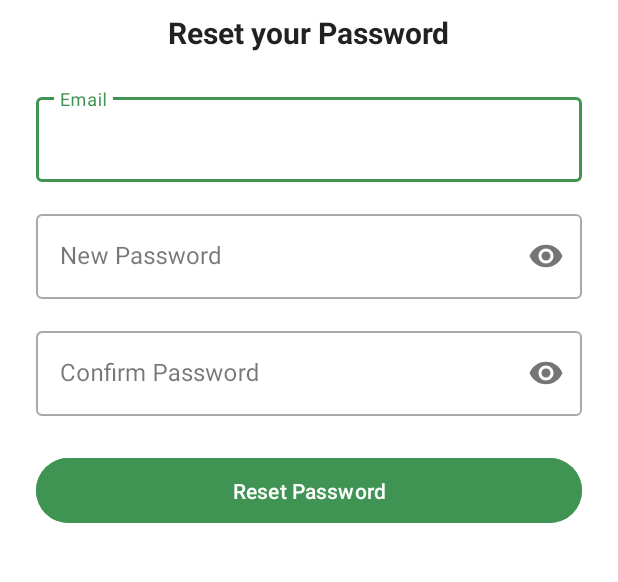
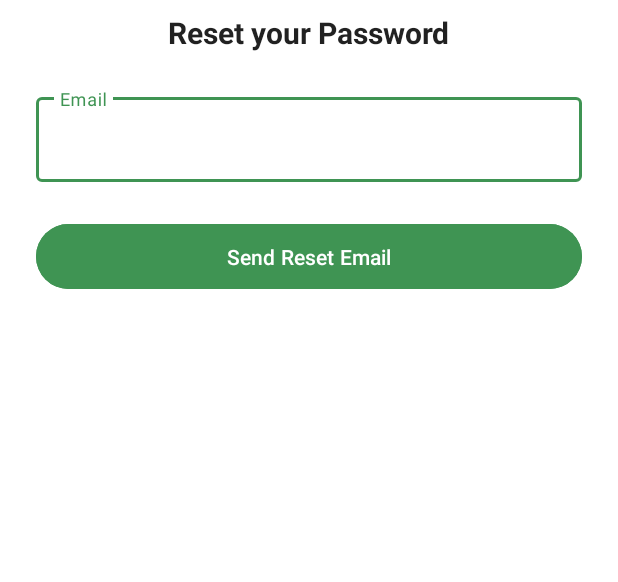
Before and after one commit to Sugarkoko/AlayaApp, an Android app: the ResetPasswordActivity screen opened directly, with no data from a screen before it, on a phone screen of 412 x 824 dp, the part 351-933 px from its top. Run offline under Robolectric (Android 15) with nearby library versions, the phone set to English and light mode, and no system bars; our stand-ins replace Firebase (no records; nobody signed in at launch, a user with empty details on screens opened directly); Roboto replaces fonts that are not available here.

Commit message:
implemented forgot password

```diff
--- a/app/src/main/res/layout/activity_reset_password.xml
+++ b/app/src/main/res/layout/activity_reset_password.xml
@@ -1,6 +1,5 @@
 <?xml version="1.0" encoding="utf-8"?>
-<androidx.constraintlayout.widget.ConstraintLayout
-    xmlns:android="http://schemas.android.com/apk/res/android"
+<androidx.constraintlayout.widget.ConstraintLayout xmlns:android="http://schemas.android.com/apk/res/android"
     xmlns:app="http://schemas.android.com/apk/res-auto"
     xmlns:tools="http://schemas.android.com/tools"
     android:layout_width="match_parent"
@@ -30,7 +29,6 @@
         app:layout_constraintEnd_toEndOf="parent"
         app:layout_constraintStart_toStartOf="parent"
         app:layout_constraintTop_toTopOf="parent" />
-
 
     <TextView
         android:id="@+id/form_title"
@@ -63,58 +61,20 @@
             android:inputType="textEmailAddress" />
     </com.google.android.material.textfield.TextInputLayout>
 
-    <com.google.android.material.textfield.TextInputLayout
-        android:id="@+id/password_layout"
-        style="@style/Widget.MaterialComponents.TextInputLayout.OutlinedBox"
-        android:layout_width="0dp"
-        android:layout_height="wrap_content"
-        android:layout_marginTop="16dp"
-        android:hint="New Password"
-        app:layout_constraintEnd_toEndOf="parent"
-        app:layout_constraintStart_toStartOf="parent"
-        app:layout_constraintTop_toBottomOf="@id/email_layout"
-        app:passwordToggleEnabled="true">
-
-        <com.google.android.material.textfield.TextInputEditText
-            android:id="@+id/password_edit_text"
-            android:layout_width="match_parent"
-            android:layout_height="wrap_content"
-            android:inputType="textPassword" />
-    </com.google.android.material.textfield.TextInputLayout>
-
-    <com.google.android.material.textfield.TextInputLayout
-        android:id="@+id/confirm_password_layout"
-        style="@style/Widget.MaterialComponents.TextInputLayout.OutlinedBox"
-        android:layout_width="0dp"
-        android:layout_height="wrap_content"
-        android:layout_marginTop="16dp"
-        android:hint="@string/confirm_password_hint"
-        android:visibility="visible"
-        app:layout_constraintEnd_toEndOf="parent"
-        app:layout_constraintStart_toStartOf="parent"
-        app:layout_constraintTop_toBottomOf="@id/password_layout"
-        app:passwordToggleEnabled="true">
-
-        <com.google.android.material.textfield.TextInputEditText
-            android:id="@+id/confirm_password_edit_text"
-            android:layout_width="match_parent"
-            android:layout_height="wrap_content"
-            android:inputType="textPassword" />
-    </com.google.android.material.textfield.TextInputLayout>
+    <!-- The password fields have been removed -->
 
     <Button
         android:id="@+id/reset_button"
+        android:layout_width="0dp"
         android:layout_height="wrap_content"
         android:layout_marginTop="24dp"
         android:backgroundTint="@color/colorPrimary"
         android:paddingTop="12dp"
         android:paddingBottom="12dp"
-    android:text="Reset Password"
+        android:text="Send Reset Email"
         android:textColor="@color/buttonTextColor"
         app:layout_constraintEnd_toEndOf="parent"
         app:layout_constraintStart_toStartOf="parent"
-    app:layout_constraintTop_toBottomOf="@id/confirm_password_layout"  android:layout_width="0dp"/>
-
-
+        app:layout_constraintTop_toBottomOf="@id/email_layout" />
 
 </androidx.constraintlayout.widget.ConstraintLayout>
--- a/app/src/main/res/layout/dialog_success_password_change.xml
+++ b/app/src/main/res/layout/dialog_success_password_change.xml
@@ -8,16 +8,18 @@
     android:gravity="center"
     android:background="@drawable/dialog_background_gradient_rounded">
 
+    <!-- Updated message for the user -->
     <TextView
         android:id="@+id/tv_dialog_message"
         android:layout_width="wrap_content"
         android:layout_height="wrap_content"
-        android:text="You’ve successfully changed your password."
+        android:text="Password reset email sent. Please check your inbox to complete the process."
         android:textColor="@color/white"
         android:textSize="18sp"
         android:layout_marginBottom="24dp"
         android:gravity="center" />
 
+    <!-- Updated button text -->
     <Button
         android:id="@+id/btn_dialog_continue"
         style="@style/Widget.AppCompat.Button.Borderless"
@@ -26,7 +28,7 @@
         android:background="@drawable/bg_button_white_rounded"
         android:paddingStart="24dp"
         android:paddingEnd="24dp"
-        android:text="Continue"
+        android:text="OK"
         android:textAllCaps="false"
         android:textColor="@color/colorPrimaryDarker"
         android:textSize="14sp"
```
Also changed, not shown: app/src/main/java/com/example/alayaapp/ResetPasswordActivity.java (+31 -37 lines), 1 other file. Lines whose indentation alone changed are shown as unchanged.
